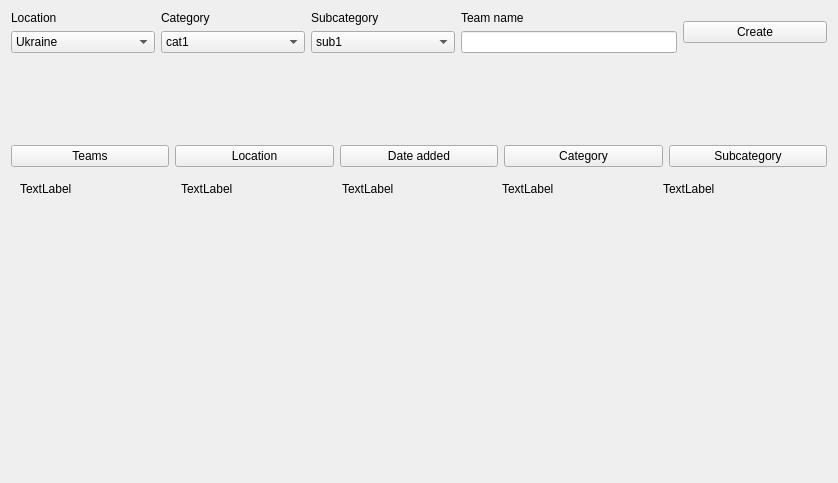
Before: the Qt Designer form client/screens/widgets/teams/teams.ui in kleroop/TechCourse_2022_12, drawn with Qt 5.
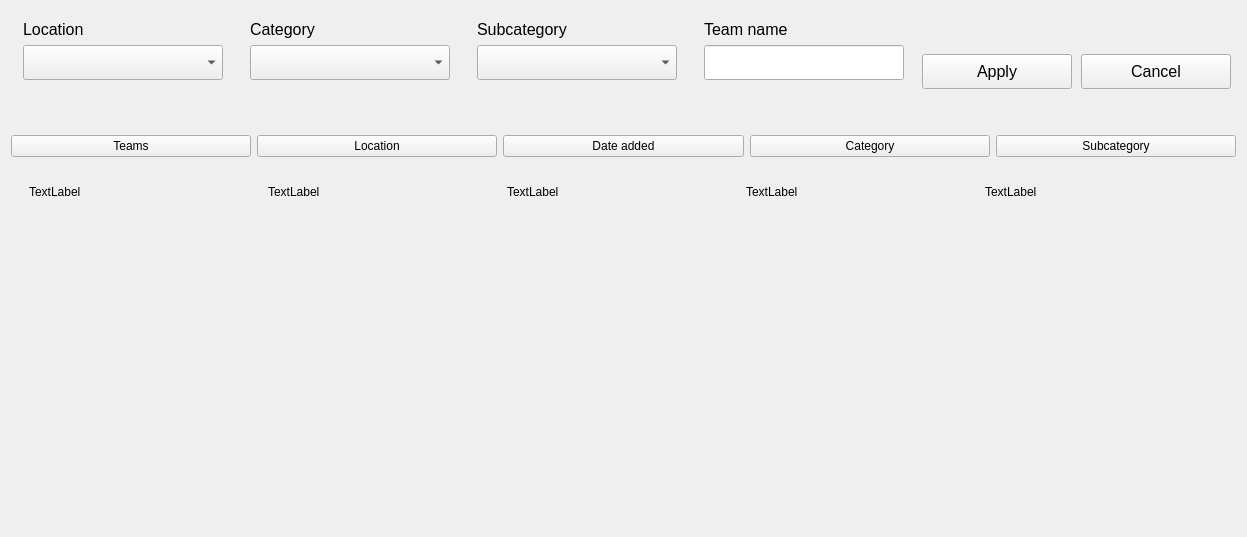
After: the same form once the commit is applied.

```diff
--- a/client/screens/widgets/teams/teams.ui
+++ b/client/screens/widgets/teams/teams.ui
@@ -6,8 +6,8 @@
    <rect>
     <x>0</x>
     <y>0</y>
-    <width>838</width>
-    <height>483</height>
+    <width>1247</width>
+    <height>537</height>
    </rect>
   </property>
   <property name="sizePolicy">
@@ -21,8 +21,15 @@
   </property>
   <layout class="QVBoxLayout" name="verticalLayout_6">
    <item>
-    <layout class="QHBoxLayout" name="horizontalLayout">
+    <layout class="QHBoxLayout" name="editingFrame">
      <item>
+      <widget class="QFrame" name="frame">
+       <property name="sizePolicy">
+        <sizepolicy hsizetype="Maximum" vsizetype="Maximum">
+         <horstretch>0</horstretch>
+         <verstretch>0</verstretch>
+        </sizepolicy>
+       </property>
       <layout class="QVBoxLayout" name="verticalLayout_4">
        <item>
         <widget class="QLabel" name="label_7">
@@ -32,33 +39,48 @@
            <verstretch>0</verstretch>
           </sizepolicy>
          </property>
+          <property name="font">
+           <font>
+            <pointsize>12</pointsize>
+           </font>
+          </property>
          <property name="text">
           <string>Location</string>
          </property>
         </widget>
        </item>
        <item>
-        <widget class="QComboBox" name="comboBox_3">
-         <item>
-          <property name="text">
-           <string>Ukraine</string>
+         <widget class="QComboBox" name="locCBox">
+          <property name="sizePolicy">
+           <sizepolicy hsizetype="Maximum" vsizetype="Maximum">
+            <horstretch>0</horstretch>
+            <verstretch>0</verstretch>
+           </sizepolicy>
           </property>
-         </item>
-         <item>
-          <property name="text">
-           <string>USA</string>
+          <property name="minimumSize">
+           <size>
+            <width>200</width>
+            <height>35</height>
+           </size>
           </property>
-         </item>
-         <item>
-          <property name="text">
-           <string>Europe</string>
+          <property name="font">
+           <font>
+            <pointsize>11</pointsize>
+           </font>
           </property>
-         </item>
         </widget>
        </item>
       </layout>
+      </widget>
      </item>
      <item>
+      <widget class="QFrame" name="frame">
+       <property name="sizePolicy">
+        <sizepolicy hsizetype="Maximum" vsizetype="Maximum">
+         <horstretch>0</horstretch>
+         <verstretch>0</verstretch>
+        </sizepolicy>
+       </property>
       <layout class="QVBoxLayout" name="verticalLayout_3">
        <item>
         <widget class="QLabel" name="label_8">
@@ -68,33 +90,48 @@
            <verstretch>0</verstretch>
           </sizepolicy>
          </property>
+          <property name="font">
+           <font>
+            <pointsize>12</pointsize>
+           </font>
+          </property>
          <property name="text">
           <string>Category</string>
          </property>
         </widget>
        </item>
        <item>
-        <widget class="QComboBox" name="comboBox_2">
-         <item>
-          <property name="text">
-           <string>cat1</string>
+         <widget class="QComboBox" name="catCBox">
+          <property name="sizePolicy">
+           <sizepolicy hsizetype="Maximum" vsizetype="Maximum">
+            <horstretch>0</horstretch>
+            <verstretch>0</verstretch>
+           </sizepolicy>
           </property>
-         </item>
-         <item>
-          <property name="text">
-           <string>cat2</string>
+          <property name="minimumSize">
+           <size>
+            <width>200</width>
+            <height>35</height>
+           </size>
           </property>
-         </item>
-         <item>
-          <property name="text">
-           <string>cat3</string>
+          <property name="font">
+           <font>
+            <pointsize>11</pointsize>
+           </font>
           </property>
-         </item>
         </widget>
        </item>
       </layout>
+      </widget>
      </item>
      <item>
+      <widget class="QFrame" name="frame">
+       <property name="sizePolicy">
+        <sizepolicy hsizetype="Maximum" vsizetype="Maximum">
+         <horstretch>0</horstretch>
+         <verstretch>0</verstretch>
+        </sizepolicy>
+       </property>
       <layout class="QVBoxLayout" name="verticalLayout_2">
        <item>
         <widget class="QLabel" name="label_9">
@@ -104,33 +141,48 @@
            <verstretch>0</verstretch>
           </sizepolicy>
          </property>
+          <property name="font">
+           <font>
+            <pointsize>12</pointsize>
+           </font>
+          </property>
          <property name="text">
           <string>Subcategory</string>
          </property>
         </widget>
        </item>
        <item>
-        <widget class="QComboBox" name="comboBox">
-         <item>
-          <property name="text">
-           <string>sub1</string>
+         <widget class="QComboBox" name="subCBox">
+          <property name="sizePolicy">
+           <sizepolicy hsizetype="Maximum" vsizetype="Maximum">
+            <horstretch>0</horstretch>
+            <verstretch>0</verstretch>
+           </sizepolicy>
           </property>
-         </item>
-         <item>
-          <property name="text">
-           <string>sub2</string>
+          <property name="minimumSize">
+           <size>
+            <width>200</width>
+            <height>35</height>
+           </size>
           </property>
-         </item>
-         <item>
-          <property name="text">
-           <string>sub3</string>
+          <property name="font">
+           <font>
+            <pointsize>11</pointsize>
+           </font>
           </property>
-         </item>
         </widget>
        </item>
       </layout>
+      </widget>
      </item>
      <item>
+      <widget class="QFrame" name="frame">
+       <property name="sizePolicy">
+        <sizepolicy hsizetype="Maximum" vsizetype="Maximum">
+         <horstretch>0</horstretch>
+         <verstretch>0</verstretch>
+        </sizepolicy>
+       </property>
       <layout class="QVBoxLayout" name="verticalLayout_5">
        <item>
         <widget class="QLabel" name="label_6">
@@ -140,13 +192,18 @@
            <verstretch>0</verstretch>
           </sizepolicy>
          </property>
+          <property name="font">
+           <font>
+            <pointsize>12</pointsize>
+           </font>
+          </property>
          <property name="text">
           <string>Team name</string>
          </property>
         </widget>
        </item>
        <item>
-        <widget class="QLineEdit" name="lineEdit">
+         <widget class="QLineEdit" name="teamNameForm">
          <property name="sizePolicy">
           <sizepolicy hsizetype="Maximum" vsizetype="Maximum">
            <horstretch>0</horstretch>
@@ -155,35 +212,82 @@
          </property>
          <property name="minimumSize">
           <size>
-           <width>216</width>
-           <height>0</height>
-          </size>
-         </property>
+            <width>200</width>
+            <height>35</height>
+           </size>
+          </property>
+          <property name="font">
+           <font>
+            <pointsize>12</pointsize>
+           </font>
+          </property>
         </widget>
        </item>
       </layout>
+      </widget>
      </item>
-     <item>
-      <widget class="QPushButton" name="pushButton">
+     <item alignment="Qt::AlignBottom">
+      <widget class="QPushButton" name="applyButton">
+       <property name="sizePolicy">
+        <sizepolicy hsizetype="Maximum" vsizetype="Maximum">
+         <horstretch>0</horstretch>
+         <verstretch>0</verstretch>
+        </sizepolicy>
+       </property>
+       <property name="minimumSize">
+        <size>
+         <width>150</width>
+         <height>35</height>
+        </size>
+       </property>
+       <property name="font">
+        <font>
+         <pointsize>12</pointsize>
+        </font>
+       </property>
        <property name="text">
-        <string>Create</string>
+        <string>Apply</string>
        </property>
       </widget>
      </item>
+     <item alignment="Qt::AlignBottom">
+      <widget class="QPushButton" name="applyButton_2">
+       <property name="sizePolicy">
+        <sizepolicy hsizetype="Maximum" vsizetype="Maximum">
+         <horstretch>0</horstretch>
+         <verstretch>0</verstretch>
+        </sizepolicy>
+       </property>
+       <property name="minimumSize">
+        <size>
+         <width>150</width>
+         <height>35</height>
+        </size>
+       </property>
+       <property name="font">
+        <font>
+         <pointsize>12</pointsize>
+        </font>
+       </property>
+       <property name="text">
+        <string>Cancel</string>
+       </property>
+      </widget>
+     </item>
     </layout>
    </item>
    <item>
-    <spacer name="verticalSpacer_2">
+    <spacer name="verticalSpacer_3">
      <property name="orientation">
       <enum>Qt::Vertical</enum>
      </property>
      <property name="sizeType">
-      <enum>QSizePolicy::Minimum</enum>
+      <enum>QSizePolicy::Maximum</enum>
      </property>
      <property name="sizeHint" stdset="0">
       <size>
-       <width>30</width>
-       <height>86</height>
+       <width>20</width>
+       <height>40</height>
       </size>
      </property>
     </spacer>
@@ -228,6 +332,13 @@
     </layout>
    </item>
    <item>
+    <widget class="QFrame" name="tableFrame">
+     <property name="sizePolicy">
+      <sizepolicy hsizetype="Minimum" vsizetype="Maximum">
+       <horstretch>0</horstretch>
+       <verstretch>0</verstretch>
+      </sizepolicy>
+     </property>
     <layout class="QVBoxLayout" name="verticalLayout">
      <item>
       <widget class="QFrame" name="horizontalFrame_4">
@@ -240,7 +351,7 @@
        <property name="minimumSize">
         <size>
          <width>0</width>
-         <height>22</height>
+          <height>40</height>
         </size>
        </property>
        <layout class="QHBoxLayout" name="horizontalLayout_5">
@@ -282,11 +393,17 @@
        </layout>
       </widget>
      </item>
+     </layout>
+    </widget>
+   </item>
      <item>
-      <spacer name="verticalSpacer">
+    <spacer name="verticalSpacer_2">
        <property name="orientation">
         <enum>Qt::Vertical</enum>
        </property>
+     <property name="sizeType">
+      <enum>QSizePolicy::MinimumExpanding</enum>
+     </property>
        <property name="sizeHint" stdset="0">
         <size>
          <width>20</width>
@@ -294,8 +411,6 @@
         </size>
        </property>
       </spacer>
-     </item>
-    </layout>
    </item>
   </layout>
  </widget>
```
Lines whose indentation alone changed are shown as unchanged.
